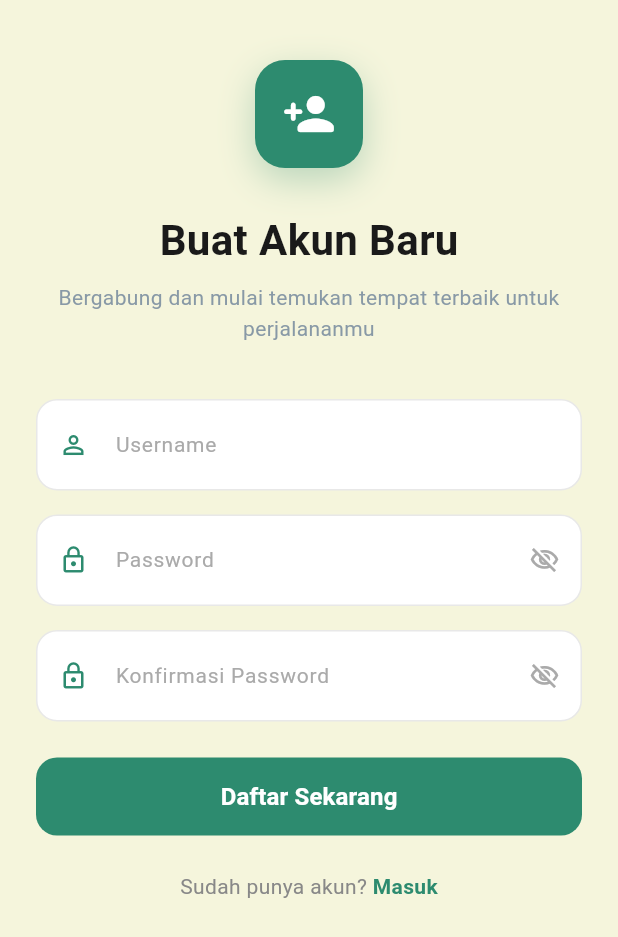
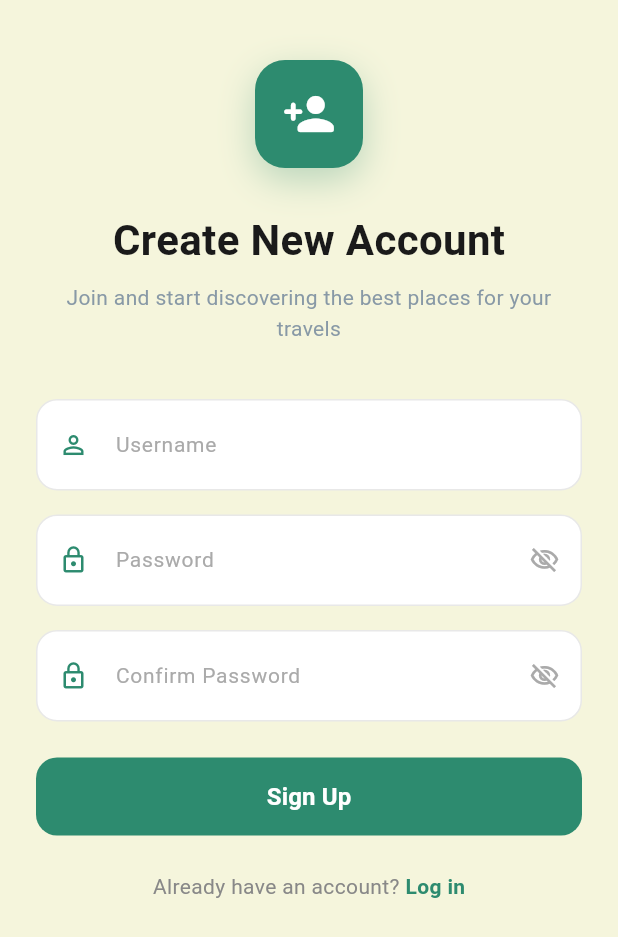
Before and after one commit to scherlyz/Hotel-App, a Flutter app: the screen it shows after launch, after a tap on "Login", after a tap on "Sign up", on a phone screen of 412 x 824 dp. Shown: the top 937 px of the screen. Run offline on Flutter 3.47's test engine with Material 3 defaults, Android fonts, the phone set to English and light mode, and no system bars; our stand-ins replace cached_network_image, flutter_map, geocoding, geolocator, latlong2; network calls fail.

Commit message:
adding splash screen

```diff
--- a/lib/main.dart
+++ b/lib/main.dart
@@ -6,6 +6,7 @@ import 'screens/favorites_screen.dart';
 import 'screens/profile_screen.dart';
 import 'screens/admin_screen.dart';
 import 'services/location_service.dart';
+import 'screens/splash_screen.dart';
 
 void main() {
   runApp(const MyApp());
@@ -48,7 +49,7 @@ class MyApp extends StatelessWidget {
           ),
         ),
       ),
-      home: const LoginScreen(),
+      home: const SplashScreen(),
     );
   }
 }
--- a/lib/screens/login_screen.dart
+++ b/lib/screens/login_screen.dart
@@ -34,7 +34,7 @@ class _LoginScreenState extends State<LoginScreen> {
     final password = _passwordCtrl.text.trim();
 
     if (username.isEmpty || password.isEmpty) {
-      setState(() => _errorMessage = 'Username dan password wajib diisi');
+      setState(() => _errorMessage = 'Username and password required');
       return;
     }
 
@@ -58,13 +58,13 @@ class _LoginScreenState extends State<LoginScreen> {
         );
       } else {
         setState(() {
-          _errorMessage = result['message'] ?? 'Login gagal';
+          _errorMessage = result['message'] ?? 'Login failed';
           _isLoading = false;
         });
       }
     } catch (e) {
       setState(() {
-        _errorMessage = 'Terjadi kesalahan: $e';
+        _errorMessage = 'An error occurred: $e';
         _isLoading = false;
       });
     }
@@ -84,7 +84,7 @@ class _LoginScreenState extends State<LoginScreen> {
               const SizedBox(height: 28),
               const _AuthHeader(
                 title: 'Welcome Back',
-                subtitle: 'Temukan tempat terbaik untuk perjalananmu',
+                subtitle: 'Find the best places for your travels',
               ),
               const SizedBox(height: 36),
 
--- a/lib/screens/register_screen.dart
+++ b/lib/screens/register_screen.dart
@@ -36,15 +36,15 @@ class _RegisterScreenState extends State<RegisterScreen> {
     final confirm = _confirmCtrl.text.trim();
 
     if (username.isEmpty || password.isEmpty || confirm.isEmpty) {
-      setState(() => _errorMessage = 'Semua field wajib diisi');
+      setState(() => _errorMessage = 'All field must be filled');
       return;
     }
     if (password != confirm) {
-      setState(() => _errorMessage = 'Password tidak cocok');
+      setState(() => _errorMessage = 'Passwords do not match');
       return;
     }
     if (password.length < 6) {
-      setState(() => _errorMessage = 'Password minimal 6 karakter');
+      setState(() => _errorMessage = 'Password must be at least 6 characters');
       return;
     }
 
@@ -57,7 +57,7 @@ class _RegisterScreenState extends State<RegisterScreen> {
       if (result['status'] == 'ok') {
         ScaffoldMessenger.of(context).showSnackBar(
           SnackBar(
-            content: const Text('Registrasi berhasil! Silakan login.'),
+            content: const Text('Registration successful! Please login.'),
             backgroundColor: AppColors.primary,
             behavior: SnackBarBehavior.floating,
             shape: RoundedRectangleBorder(borderRadius: BorderRadius.circular(12)),
@@ -69,13 +69,13 @@ class _RegisterScreenState extends State<RegisterScreen> {
         );
       } else {
         setState(() {
-          _errorMessage = result['message'] ?? 'Registrasi gagal';
+          _errorMessage = result['message'] ?? 'Registration failed';
           _isLoading = false;
         });
       }
     } catch (e) {
       setState(() {
-        _errorMessage = 'Terjadi kesalahan: $e';
+        _errorMessage = 'An error occurred: $e';
         _isLoading = false;
       });
     }
@@ -94,8 +94,8 @@ class _RegisterScreenState extends State<RegisterScreen> {
               _AppLogo(icon: Icons.person_add_rounded),
               const SizedBox(height: 28),
               const _AuthHeader(
-                title: 'Buat Akun Baru',
-                subtitle: 'Bergabung dan mulai temukan tempat terbaik untuk perjalananmu',
+                title: 'Create New Account',
+                subtitle: 'Join and start discovering the best places for your travels',
               ),
               const SizedBox(height: 36),
 
@@ -120,7 +120,7 @@ class _RegisterScreenState extends State<RegisterScreen> {
 
               AppTextField(
                 controller: _confirmCtrl,
-                hint: 'Konfirmasi Password',
+                hint: 'Confirm Password',
                 prefixIcon: Icons.lock_outline,
                 obscureText: _obscureConfirm,
                 textInputAction: TextInputAction.done,
@@ -137,12 +137,12 @@ class _RegisterScreenState extends State<RegisterScreen> {
                 const SizedBox(height: 20),
               ],
 
-              AppButton(label: 'Daftar Sekarang', onPressed: _register, isLoading: _isLoading),
+              AppButton(label: 'Sign Up', onPressed: _register, isLoading: _isLoading),
               const SizedBox(height: 24),
 
               _AuthFooter(
-                message: 'Sudah punya akun? ',
-                actionLabel: 'Masuk',
+                message: 'Already have an account? ',
+                actionLabel: 'Log in',
                 onTap: () => Navigator.pushReplacement(
                   context,
                   MaterialPageRoute(builder: (_) => const LoginScreen()),
--- /dev/null
+++ b/lib/screens/splash_screen.dart
@@ -0,0 +1,144 @@
+import 'package:flutter/material.dart';
+import '../core/constants/app_colors.dart';
+import 'login_screen.dart';
+
+class SplashScreen extends StatefulWidget {
+  const SplashScreen({super.key});
+
+  @override
+  State<SplashScreen> createState() => _SplashScreenState();
+}
+
+class _SplashScreenState extends State<SplashScreen>
+    with SingleTickerProviderStateMixin {
+
+  late AnimationController _controller;
+  late Animation<double> _scaleAnimation;
+  late Animation<double> _fadeAnimation;
+
+  @override
+  void initState() {
+    super.initState();
+
+    _controller = AnimationController(
+      duration: const Duration(milliseconds: 1800),
+      vsync: this,
+    );
+
+    _scaleAnimation = Tween<double>(begin: 0.6, end: 1.0).animate(
+      CurvedAnimation(parent: _controller, curve: Curves.easeOutBack),
+    );
+
+    _fadeAnimation = Tween<double>(begin: 0.0, end: 1.0).animate(
+      CurvedAnimation(parent: _controller, curve: Curves.easeIn),
+    );
+
+    _controller.forward();
+
+    // Navigasi ke Login Screen
+    Future.delayed(const Duration(seconds: 3), () {
+      if (!mounted) return;
+      Navigator.pushReplacement(
+        context,
+        MaterialPageRoute(builder: (_) => const LoginScreen()),
+      );
+    });
+  }
+
+  @override
+  void dispose() {
+    _controller.dispose();
+    super.dispose();
+  }
+
+  @override
+  Widget build(BuildContext context) {
+    return Scaffold(
+      backgroundColor: AppColors.primary,
+      body: Center(
+        child: Column(
+          mainAxisAlignment: MainAxisAlignment.center,
+          children: [
+            // Animated Logo
+            AnimatedBuilder(
+              animation: _controller,
+              builder: (context, child) {
+                return Transform.scale(
+                  scale: _scaleAnimation.value,
+                  child: Opacity(
+                    opacity: _fadeAnimation.value,
+                    child: Container(
+                      width: 170,
+                      height: 170,
+                      decoration: BoxDecoration(
+                        color: Colors.white,
+                        shape: BoxShape.circle,
+                        boxShadow: [
+                          BoxShadow(
+                            color: Colors.black.withOpacity(0.2),
+                            blurRadius: 25,
+                            offset: const Offset(0, 12),
+                          ),
+                        ],
+                      ),
+                      child: const Icon(
+                        Icons.map_outlined,
+                        size: 95,
+                        color: AppColors.primary,
+                      ),
+                    ),
+                  ),
+                );
+              },
+            ),
+
+            const SizedBox(height: 50),
+
+            // Animated Text - StayMap
+            AnimatedBuilder(
+              animation: _controller,
+              builder: (context, child) {
+                return Opacity(
+                  opacity: _fadeAnimation.value,
+                  child: Transform.translate(
+                    offset: Offset(0, 20 * (1 - _fadeAnimation.value)),
+                    child: const Text(
+                      'StayMap',
+                      style: TextStyle(
+                        color: Colors.white,
+                        fontSize: 48,
+                        fontWeight: FontWeight.w800,
+                        letterSpacing: 1.8,
+                      ),
+                    ),
+                  ),
+                );
+              },
+            ),
+
+            const SizedBox(height: 12),
+
+            // Tagline dengan delay sedikit
+            AnimatedBuilder(
+              animation: _controller,
+              builder: (context, child) {
+                return Opacity(
+                  opacity: _fadeAnimation.value,
+                  child: const Text(
+                    'Travel with ease',
+                    style: TextStyle(
+                      color: Colors.white70,
+                      fontSize: 18,
+                      fontWeight: FontWeight.w400,
+                      letterSpacing: 1.5,
+                    ),
+                  ),
+                );
+              },
+            ),
+          ],
+        ),
+      ),
+    );
+  }
+}
--- a/pubspec.yaml
+++ b/pubspec.yaml
@@ -37,6 +37,7 @@ dependencies:
   url_launcher: ^6.3.1
   geocoding: ^3.0.0
   cached_network_image: ^3.4.1
+  lottie: ^3.1.0
 
   # The following adds the Cupertino Icons font to your application.
   # Use with the CupertinoIcons class for iOS style icons.
@@ -63,6 +64,8 @@ flutter:
   # included with your application, so that you can use the icons in
   # the material Icons class.
   uses-material-design: true
+  assets:
+    - assets/animations/
 
   # To add assets to your application, add an assets section, like this:
   # assets:
```
Also changed, not shown: pubspec.lock.
